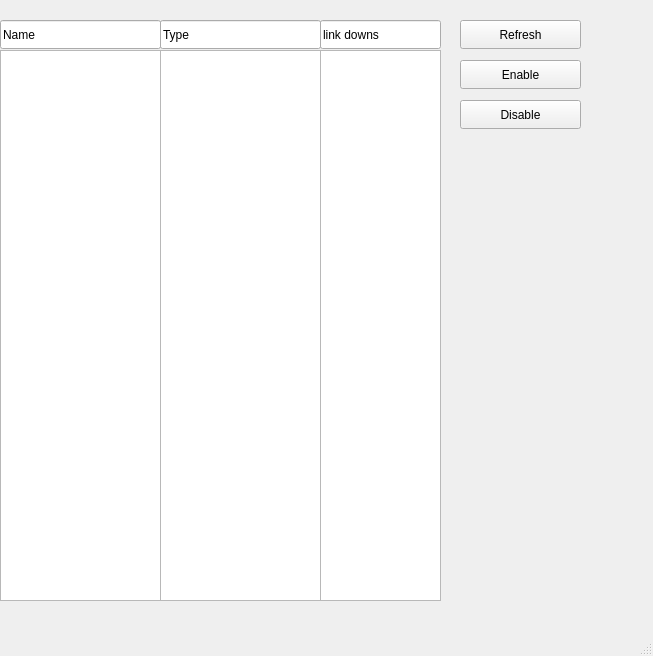
adiosko/mikrotik, file loginGUI/interfaces.ui: the form before one commit.
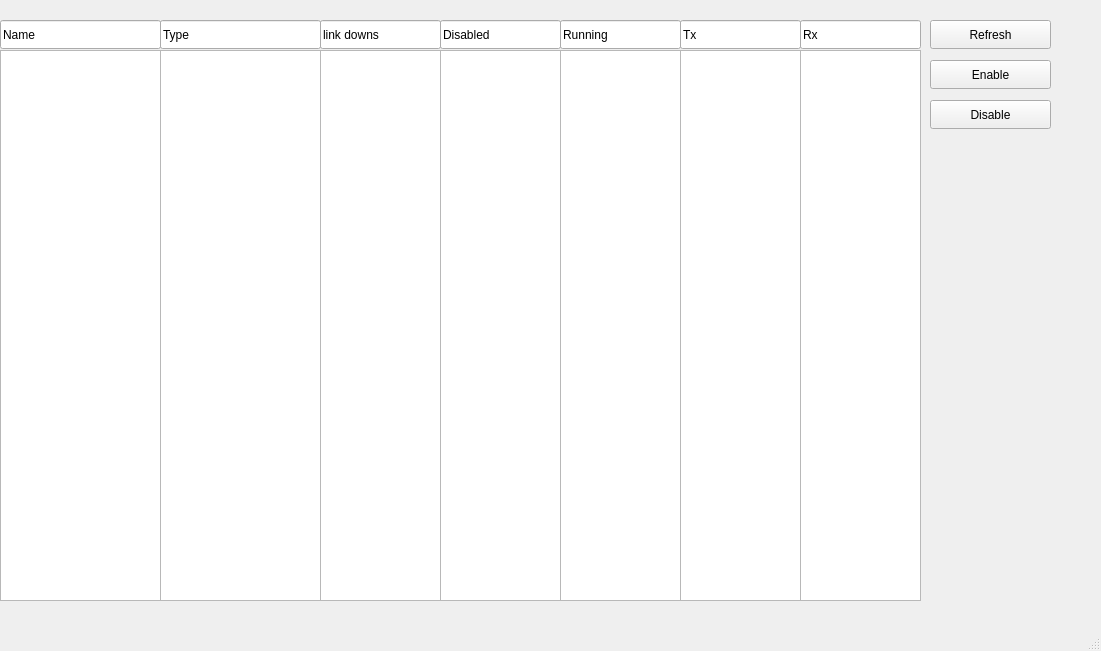
The form after the commit.

Commit message: Completing linx winbox version 1.0

```diff
--- a/loginGUI/interfaces.ui
+++ b/loginGUI/interfaces.ui
@@ -6,8 +6,8 @@
    <rect>
     <x>0</x>
     <y>0</y>
-    <width>653</width>
-    <height>656</height>
+    <width>1101</width>
+    <height>651</height>
    </rect>
   </property>
   <property name="windowTitle">
@@ -30,7 +30,7 @@
    <widget class="QPushButton" name="refreshButton">
     <property name="geometry">
      <rect>
-      <x>460</x>
+      <x>930</x>
       <y>20</y>
       <width>121</width>
       <height>29</height>
@@ -99,7 +99,7 @@
    <widget class="QPushButton" name="enableButton">
     <property name="geometry">
      <rect>
-      <x>460</x>
+      <x>930</x>
       <y>60</y>
       <width>121</width>
       <height>29</height>
@@ -112,7 +112,7 @@
    <widget class="QPushButton" name="disableButton">
     <property name="geometry">
      <rect>
-      <x>460</x>
+      <x>930</x>
       <y>100</y>
       <width>121</width>
       <height>29</height>
@@ -122,6 +122,98 @@
      <string>Disable</string>
     </property>
    </widget>
+   <widget class="QLineEdit" name="version_3">
+    <property name="geometry">
+     <rect>
+      <x>440</x>
+      <y>20</y>
+      <width>121</width>
+      <height>29</height>
+     </rect>
+    </property>
+    <property name="text">
+     <string>Disabled</string>
+    </property>
+   </widget>
+   <widget class="QListWidget" name="disabledField">
+    <property name="geometry">
+     <rect>
+      <x>440</x>
+      <y>50</y>
+      <width>121</width>
+      <height>551</height>
+     </rect>
+    </property>
+   </widget>
+   <widget class="QLineEdit" name="version_4">
+    <property name="geometry">
+     <rect>
+      <x>560</x>
+      <y>20</y>
+      <width>121</width>
+      <height>29</height>
+     </rect>
+    </property>
+    <property name="text">
+     <string>Running</string>
+    </property>
+   </widget>
+   <widget class="QListWidget" name="runField">
+    <property name="geometry">
+     <rect>
+      <x>560</x>
+      <y>50</y>
+      <width>121</width>
+      <height>551</height>
+     </rect>
+    </property>
+   </widget>
+   <widget class="QListWidget" name="txField">
+    <property name="geometry">
+     <rect>
+      <x>680</x>
+      <y>50</y>
+      <width>121</width>
+      <height>551</height>
+     </rect>
+    </property>
+   </widget>
+   <widget class="QLineEdit" name="version_5">
+    <property name="geometry">
+     <rect>
+      <x>680</x>
+      <y>20</y>
+      <width>121</width>
+      <height>29</height>
+     </rect>
+    </property>
+    <property name="text">
+     <string>Tx</string>
+    </property>
+   </widget>
+   <widget class="QLineEdit" name="version_6">
+    <property name="geometry">
+     <rect>
+      <x>800</x>
+      <y>20</y>
+      <width>121</width>
+      <height>29</height>
+     </rect>
+    </property>
+    <property name="text">
+     <string>Rx</string>
+    </property>
+   </widget>
+   <widget class="QListWidget" name="rxField">
+    <property name="geometry">
+     <rect>
+      <x>800</x>
+      <y>50</y>
+      <width>121</width>
+      <height>551</height>
+     </rect>
+    </property>
+   </widget>
   </widget>
   <widget class="QStatusBar" name="statusbar"/>
  </widget>
```
The commit also changes 135 other files.
